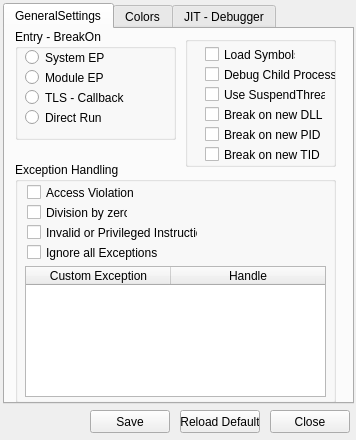
Qt form qtNanomite/qtDLGOption.ui (zer0fl4g/Nanomite) before a commit.
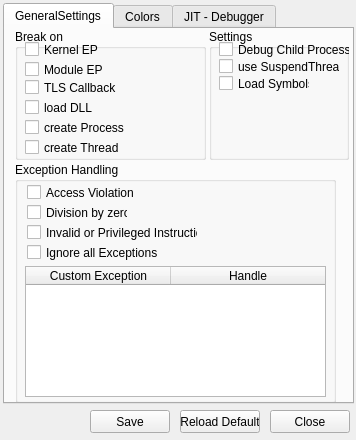
The same form after that commit. Icons and pictures are not drawn.

Commit message: updated option widget, easier settings for event breaking

```diff
--- a/qtNanomite/qtDLGOption.ui
+++ b/qtNanomite/qtDLGOption.ui
@@ -189,8 +189,8 @@
       <rect>
        <x>10</x>
        <y>0</y>
-       <width>161</width>
-       <height>111</height>
+       <width>191</width>
+       <height>131</height>
       </rect>
      </property>
      <property name="sizePolicy">
@@ -200,14 +200,14 @@
       </sizepolicy>
      </property>
      <property name="title">
-      <string>Entry - BreakOn</string>
+      <string>Break on</string>
      </property>
-     <widget class="QRadioButton" name="rbSystemEP">
+     <widget class="QCheckBox" name="cbBreakOnNewPID">
       <property name="geometry">
        <rect>
         <x>10</x>
-        <y>20</y>
-        <width>141</width>
+        <y>90</y>
+        <width>131</width>
         <height>17</height>
        </rect>
       </property>
@@ -218,15 +218,72 @@
        </sizepolicy>
       </property>
       <property name="text">
-       <string>System EP</string>
+       <string>create Process</string>
       </property>
      </widget>
-     <widget class="QRadioButton" name="rbModuleEP">
+     <widget class="QCheckBox" name="cbBreakOnNewTID">
       <property name="geometry">
        <rect>
         <x>10</x>
-        <y>40</y>
-        <width>140</width>
+        <y>110</y>
+        <width>121</width>
+        <height>17</height>
+       </rect>
+      </property>
+      <property name="sizePolicy">
+       <sizepolicy hsizetype="Fixed" vsizetype="Fixed">
+        <horstretch>0</horstretch>
+        <verstretch>0</verstretch>
+       </sizepolicy>
+      </property>
+      <property name="text">
+       <string>create Thread</string>
+      </property>
+     </widget>
+     <widget class="QCheckBox" name="cbBreakOnNewDLL">
+      <property name="geometry">
+       <rect>
+        <x>10</x>
+        <y>70</y>
+        <width>121</width>
+        <height>17</height>
+       </rect>
+      </property>
+      <property name="sizePolicy">
+       <sizepolicy hsizetype="Fixed" vsizetype="Fixed">
+        <horstretch>0</horstretch>
+        <verstretch>0</verstretch>
+       </sizepolicy>
+      </property>
+      <property name="text">
+       <string>load DLL</string>
+      </property>
+     </widget>
+     <widget class="QCheckBox" name="cbSystemEP">
+      <property name="geometry">
+       <rect>
+        <x>10</x>
+        <y>12</y>
+        <width>91</width>
+        <height>17</height>
+       </rect>
+      </property>
+      <property name="sizePolicy">
+       <sizepolicy hsizetype="Fixed" vsizetype="Fixed">
+        <horstretch>0</horstretch>
+        <verstretch>0</verstretch>
+       </sizepolicy>
+      </property>
+      <property name="text">
+       <string>Kernel EP</string>
+      </property>
+     </widget>
+     <widget class="QCheckBox" name="cbModuleEP">
+      <property name="geometry">
+       <rect>
+        <x>10</x>
+        <y>32</y>
+        <width>131</width>
         <height>17</height>
        </rect>
       </property>
@@ -240,12 +297,12 @@
        <string>Module EP</string>
       </property>
      </widget>
-     <widget class="QRadioButton" name="rbTlsCallback">
+     <widget class="QCheckBox" name="cbTLS">
       <property name="geometry">
        <rect>
         <x>10</x>
-        <y>60</y>
-        <width>140</width>
+        <y>50</y>
+        <width>121</width>
         <height>17</height>
        </rect>
       </property>
@@ -256,35 +313,16 @@
        </sizepolicy>
       </property>
       <property name="text">
-       <string>TLS - Callback</string>
-      </property>
-     </widget>
-     <widget class="QRadioButton" name="rbDirect">
-      <property name="geometry">
-       <rect>
-        <x>10</x>
-        <y>80</y>
-        <width>131</width>
-        <height>17</height>
-       </rect>
-      </property>
-      <property name="sizePolicy">
-       <sizepolicy hsizetype="Fixed" vsizetype="Fixed">
-        <horstretch>0</horstretch>
-        <verstretch>0</verstretch>
-       </sizepolicy>
-      </property>
-      <property name="text">
-       <string>Direct Run</string>
+       <string>TLS Callback</string>
       </property>
      </widget>
     </widget>
     <widget class="QGroupBox" name="groupBox_3">
      <property name="geometry">
       <rect>
-       <x>180</x>
-       <y>7</y>
-       <width>151</width>
+       <x>204</x>
+       <y>0</y>
+       <width>140</width>
        <height>131</height>
       </rect>
      </property>
@@ -295,13 +333,13 @@
       </sizepolicy>
      </property>
      <property name="title">
-      <string/>
+      <string>Settings</string>
      </property>
      <widget class="QCheckBox" name="cbLoadSym">
       <property name="geometry">
        <rect>
-        <x>20</x>
-        <y>10</y>
+        <x>10</x>
+        <y>46</y>
         <width>91</width>
         <height>17</height>
        </rect>
@@ -319,8 +357,8 @@
      <widget class="QCheckBox" name="cbDebugChild">
       <property name="geometry">
        <rect>
-        <x>20</x>
-        <y>30</y>
+        <x>10</x>
+        <y>12</y>
         <width>131</width>
         <height>17</height>
        </rect>
@@ -338,8 +376,8 @@
      <widget class="QCheckBox" name="cbSuspendThread">
       <property name="geometry">
        <rect>
-        <x>20</x>
-        <y>50</y>
+        <x>10</x>
+        <y>29</y>
         <width>121</width>
         <height>17</height>
        </rect>
@@ -351,64 +389,7 @@
        </sizepolicy>
       </property>
       <property name="text">
-       <string>Use SuspendThread</string>
-      </property>
-     </widget>
-     <widget class="QCheckBox" name="cbBreakOnNewPID">
-      <property name="geometry">
-       <rect>
-        <x>20</x>
-        <y>90</y>
-        <width>131</width>
-        <height>17</height>
-       </rect>
-      </property>
-      <property name="sizePolicy">
-       <sizepolicy hsizetype="Fixed" vsizetype="Fixed">
-        <horstretch>0</horstretch>
-        <verstretch>0</verstretch>
-       </sizepolicy>
-      </property>
-      <property name="text">
-       <string>Break on new PID</string>
-      </property>
-     </widget>
-     <widget class="QCheckBox" name="cbBreakOnNewTID">
-      <property name="geometry">
-       <rect>
-        <x>20</x>
-        <y>110</y>
-        <width>121</width>
-        <height>17</height>
-       </rect>
-      </property>
-      <property name="sizePolicy">
-       <sizepolicy hsizetype="Fixed" vsizetype="Fixed">
-        <horstretch>0</horstretch>
-        <verstretch>0</verstretch>
-       </sizepolicy>
-      </property>
-      <property name="text">
-       <string>Break on new TID</string>
-      </property>
-     </widget>
-     <widget class="QCheckBox" name="cbBreakOnNewDLL">
-      <property name="geometry">
-       <rect>
-        <x>20</x>
-        <y>70</y>
-        <width>121</width>
-        <height>17</height>
-       </rect>
-      </property>
-      <property name="sizePolicy">
-       <sizepolicy hsizetype="Fixed" vsizetype="Fixed">
-        <horstretch>0</horstretch>
-        <verstretch>0</verstretch>
-       </sizepolicy>
-      </property>
-      <property name="text">
-       <string>Break on new DLL</string>
+       <string>use SuspendThread</string>
       </property>
      </widget>
     </widget>
```
Left out of the diff: 10 changed lines with no effect on the pictures. The commit also changes 8 other files.
